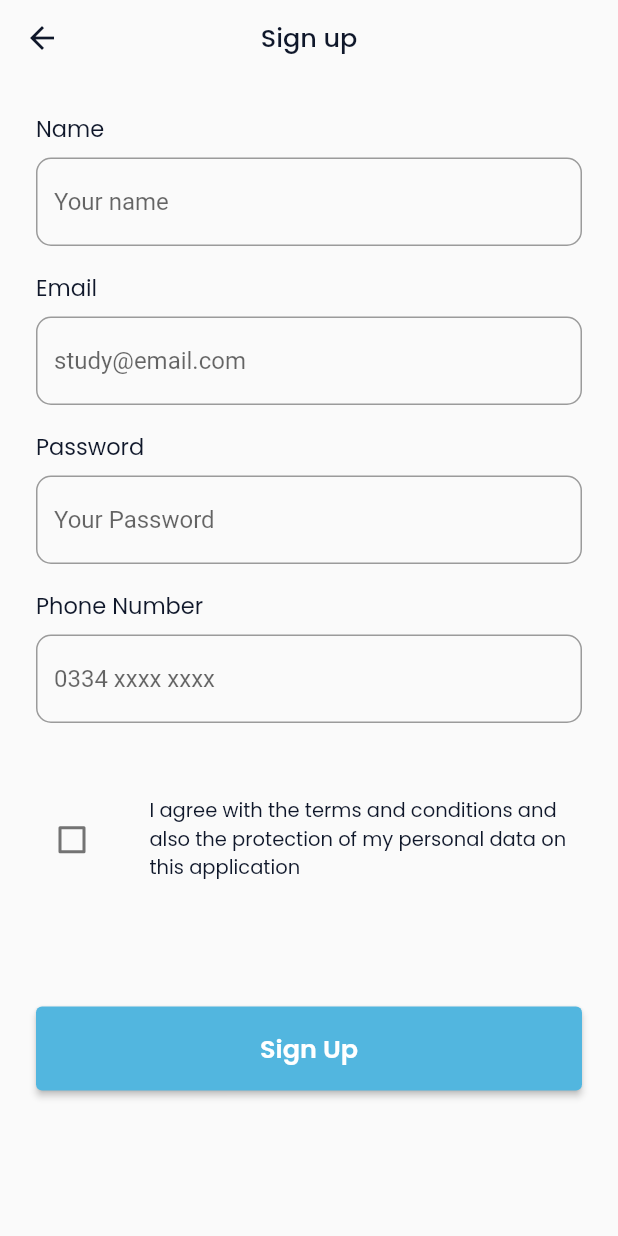
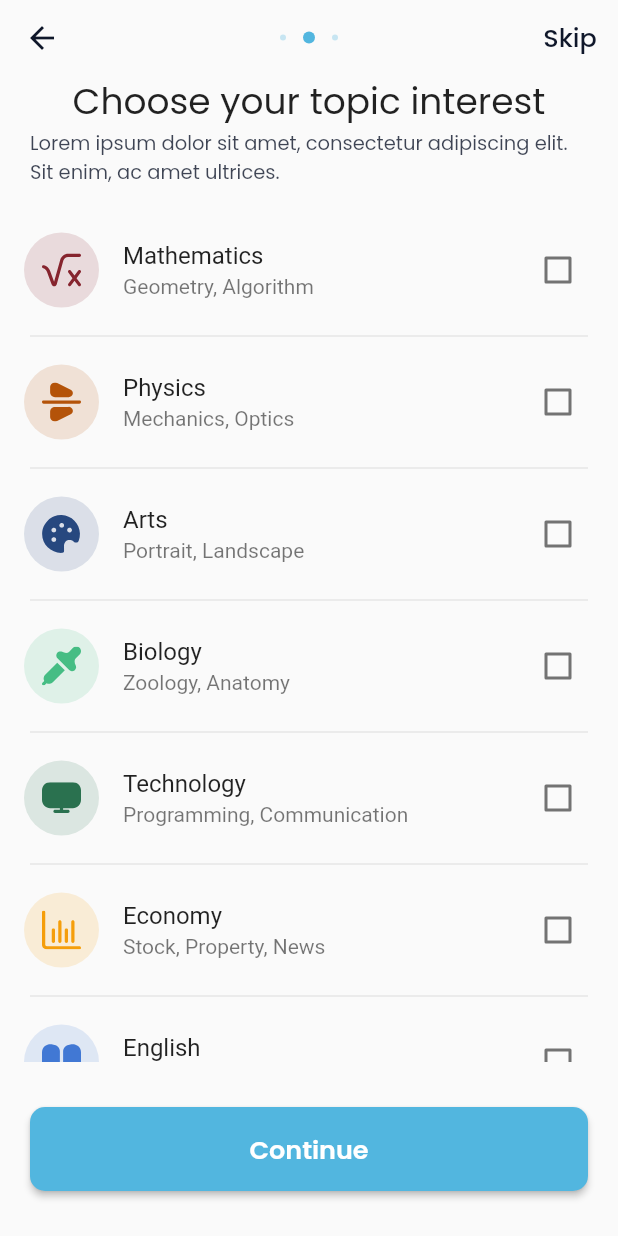
Before and after one commit to RamazonovMirjon/Study-FireBase, a Flutter app: the SignUp screen opened by its route, after a tap on "Sign Up", on a phone screen of 412 x 824 dp. Run offline on Flutter 3.47's test engine with Material 2 defaults, Android fonts, the phone set to English and light mode, and no system bars; our stand-ins replace flutter_svg.

Commit message:
sign up tayoyor

```diff
--- /dev/null
+++ b/lib/core/components/circle_avatar_three.dart
@@ -0,0 +1,38 @@
+
+  import 'package:flutter/material.dart';
+import 'package:stady/core/constants/color_const.dart';
+
+SizedBox circleAvatarthree(int check) {
+    List<bool> list = [false, false, false];
+    if (check >= 1 && check <= 3) {
+      list[check - 1] = true;
+    } else {
+      list[2] = true;
+    }
+    return SizedBox(
+      width: 50,
+      child: Row(
+        mainAxisAlignment: MainAxisAlignment.spaceAround,
+        children: [
+          CircleAvatar(
+            radius: list[0] ? 4 : 2,
+            backgroundColor: list[0]
+                ? ColorConst.kButtonColor
+                : ColorConst.kButtonColor.withOpacity(0.3),
+          ),
+          CircleAvatar(
+            radius: list[1] ? 4 : 2,
+            backgroundColor: list[1]
+                ? ColorConst.kButtonColor
+                : ColorConst.kButtonColor.withOpacity(0.3),
+          ),
+          CircleAvatar(
+            radius: list[2] ? 4 : 2,
+            backgroundColor: list[2]
+                ? ColorConst.kButtonColor
+                : ColorConst.kButtonColor.withOpacity(0.3),
+          ),
+        ],
+      ),
+    );
+  }
--- a/lib/core/components/my_app_bar.dart
+++ b/lib/core/components/my_app_bar.dart
@@ -19,6 +19,7 @@ class MyAppBar extends StatelessWidget with PreferredSizeWidget {
       elevation: 0,
       iconTheme: IconThemeData(color: ColorConst.kBlackColor),
       title: title,
+      actions: action,
     );
   }
 
--- /dev/null
+++ b/lib/core/components/my_botton.dart
@@ -0,0 +1,38 @@
+import 'package:flutter/material.dart';
+import 'package:stady/core/constants/color_const.dart';
+
+class MyButton extends StatelessWidget {
+  const MyButton({
+    Key? key,
+    required this.text,
+    required this.onPressed,
+  }) : super(key: key);
+
+  final String text;
+  final Function onPressed;
+
+  @override
+  Widget build(BuildContext context) {
+    return SizedBox(
+      width: double.infinity,
+      height: 56,
+      child: ElevatedButton(
+        style: ElevatedButton.styleFrom(
+          primary: ColorConst.kButtonColor,
+          shape: const RoundedRectangleBorder(
+              borderRadius: BorderRadius.all(Radius.circular(10))),
+        ),
+        onPressed: () => onPressed(),
+        child: Text(
+          text,
+          style: TextStyle(
+              color: ColorConst.kWhiteColor,
+              fontFamily: "Poppins",
+              fontSize: 17,
+              fontWeight: FontWeight.w600),
+          textAlign: TextAlign.center,
+        ),
+      ),
+    );
+  }
+}
--- a/lib/data/subjects_data.dart
+++ b/lib/data/subjects_data.dart
@@ -1,7 +1,31 @@
 import 'package:flutter/material.dart';
 
-class SubjectsData {
-  static List<String> subjectName = [
+class SciencesData {
+ static List<String> sciencesName = [
+    "Mathematics",
+    "Physics",
+    "Arts",
+    "Biology",
+    "Technology",
+    "Economy",
+    "English",
+    "Geography",
+    "Chemical",
+  ];
+
+  static List<String> sciencesOtherNames = [
+    "Geometry, Algorithm",
+    "Mechanics, Optics",
+    "Portrait, Landscape",
+    "Zoology, Anatomy",
+    "Programming, Communication",
+    "Stock, Property, News",
+    "Stock, Property, News",
+    "Stock, Property, News",
+    "Reaction, Inorganic",
+  ];
+
+  static List<String> sciencesShortName = [
     "Math",
     "Physics",
     "Arts",
@@ -12,7 +36,7 @@ class SubjectsData {
     "Geography",
     "Chemical",
   ];
-  static List<String> subjectsUrl = [
+  static List<String> sciencesUrl = [
     "assets/icons/math.svg",
     "assets/icons/physics.svg",
     "assets/icons/arts.svg",
@@ -24,7 +48,7 @@ class SubjectsData {
     "assets/icons/chemical.svg",
   ];
 
-  static List<Color> subjectsColor = [
+  static List<Color> sciencesColor = [
     const Color(0xFF86242E),
     const Color(0xFFB45309),
     const Color(0xFF27487F),
--- a/lib/routes/my_routes.dart
+++ b/lib/routes/my_routes.dart
@@ -1,4 +1,5 @@
 import 'package:flutter/material.dart';
+import 'package:stady/screens/authentication/sign_up/interest.dart';
 import 'package:stady/screens/authentication/sign_up/sign_up.dart';
 import 'package:stady/screens/home/subjects/subjects.dart';
 import 'package:stady/screens/start/onboarding2.dart';
@@ -13,7 +14,6 @@ class MyRoute {
     switch (settings.name) {
       case "/start":
         return MaterialPageRoute(builder: ((context) => const WelcomeScreen()));
-
       case "/onboarding1":
         return MaterialPageRoute(builder: ((context) => const Onboarding1()));
       case "/onboarding2":
@@ -21,11 +21,11 @@ class MyRoute {
       case "/onboarding3":
         return MaterialPageRoute(builder: ((context) => const Onboarding3()));
       case "/signup":
-        return MaterialPageRoute(builder: ((context) =>  const SignUp()));
-      case "/signin":
-        return MaterialPageRoute(builder: ((context) => const Onboarding3()));
+        return MaterialPageRoute(builder: ((context) => const SignUp()));
       case "/subjects":
         return MaterialPageRoute(builder: ((context) => const Subjects()));
+      case "/interest":
+        return MaterialPageRoute(builder: ((context) => const Interest()));
     }
     return null;
   }
--- a/lib/screens/authentication/sign_up/interest.dart
+++ b/lib/screens/authentication/sign_up/interest.dart
@@ -0,0 +1,80 @@
+import 'package:flutter/material.dart';
+import 'package:flutter_svg/svg.dart';
+import 'package:stady/core/components/app_bar_text.dart';
+import 'package:stady/core/components/circle_avatar_three.dart';
+import 'package:stady/core/components/my_app_bar.dart';
+import 'package:stady/core/components/my_botton.dart';
+import 'package:stady/core/constants/color_const.dart';
+import 'package:stady/data/subjects_data.dart';
+
+class Interest extends StatelessWidget {
+  const Interest({Key? key}) : super(key: key);
+
+  @override
+  Widget build(BuildContext context) {
+    List<bool> list =
+        List.generate(SciencesData.sciencesName.length, (index) => false);
+    return Scaffold(
+      appBar: MyAppBar(title: circleAvatarthree(2), action: [
+        TextButton(
+          child: const AppBarText(text: "Skip"),
+          onPressed: () {},
+        ),
+      ]),
+      body: Column(
+        children: [
+          const Center(
+            child: Text(
+              "Choose your topic interest",
+              style: TextStyle(fontSize: 24, fontFamily: "poppins"),
+            ),
+          ),
+          Padding(
+            padding: const EdgeInsets.symmetric(horizontal: 20.0),
+            child: Text(
+              "Lorem ipsum dolor sit amet, consectetur adipiscing elit. Sit enim, ac amet ultrices.",
+              style: TextStyle(
+                  fontSize: 13,
+                  fontFamily: "poppins",
+                  color: ColorConst.kBlackColor.withOpacity(0.8)),
+            ),
+          ),
+          const SizedBox(height: 20),
+          Expanded(
+            child: ListView.separated(
+                itemBuilder: ((BuildContext context, int index) => ListTile(
+                      title: Text(SciencesData.sciencesName[index]),
+                      subtitle: Text(SciencesData.sciencesOtherNames[index]),
+                      trailing: Checkbox(
+                        onChanged: (value) {},
+                        value: list[index],
+                      ),
+                      leading: CircleAvatar(
+                        backgroundColor:
+                            SciencesData.sciencesColor[index].withOpacity(0.15),
+                        radius: 25,
+                        child: Padding(
+                          padding: const EdgeInsets.all(12.0),
+                          child:
+                              SvgPicture.asset(SciencesData.sciencesUrl[index]),
+                        ),
+                      ),
+                    )),
+                separatorBuilder: (BuildContext context, int index) =>
+                    const Padding(
+                      padding: EdgeInsets.symmetric(horizontal: 20.0),
+                      child: Divider(),
+                    ),
+                itemCount: list.length),
+          ),
+          Padding(
+            padding: const EdgeInsets.symmetric(horizontal: 20,vertical: 30),
+            child: MyButton(text: "Continue", onPressed: (){
+
+            }),
+          )
+        ],
+      ),
+    );
+  }
+}
--- a/lib/screens/authentication/sign_up/sign_up.dart
+++ b/lib/screens/authentication/sign_up/sign_up.dart
@@ -1,6 +1,7 @@
 import 'package:flutter/material.dart';
 import 'package:stady/core/components/app_bar_text.dart';
 import 'package:stady/core/components/my_app_bar.dart';
+import 'package:stady/core/components/my_botton.dart';
 import 'package:stady/core/components/my_text_field.dart';
 import 'package:stady/core/constants/color_const.dart';
 
@@ -75,23 +76,11 @@ class SignUp extends StatelessWidget {
                       ],
                     ),
                     SizedBox(height: size.height * 0.1),
-                    SizedBox(
-                      width: double.infinity,
-                      height: 56,
-                      child: ElevatedButton(
-                        style: ElevatedButton.styleFrom(
-                            primary: ColorConst.kButtonColor),
-                        child: Text(
-                          "Sign Up",
-                          style: TextStyle(
-                              color: ColorConst.kWhiteColor,
-                              fontFamily: "Poppins",
-                              fontSize: 17,
-                              fontWeight: FontWeight.w600),
-                          textAlign: TextAlign.center,
-                        ),
-                        onPressed: () {},
-                      ),
+                    MyButton(
+                      onPressed: () {
+                        Navigator.pushNamed(context, "/interest");
+                      },
+                      text: "Sign Up",
                     )
                   ],
                 ),
```
Also changed, not shown: lib/screens/home/subjects/subjects.dart (+4 -4 lines), lib/screens/start/onboarding1.dart (+2 -18 lines), lib/screens/start/onboarding2.dart (+2 -20 lines), lib/screens/start/onboarding3.dart (+2 -20 lines).
